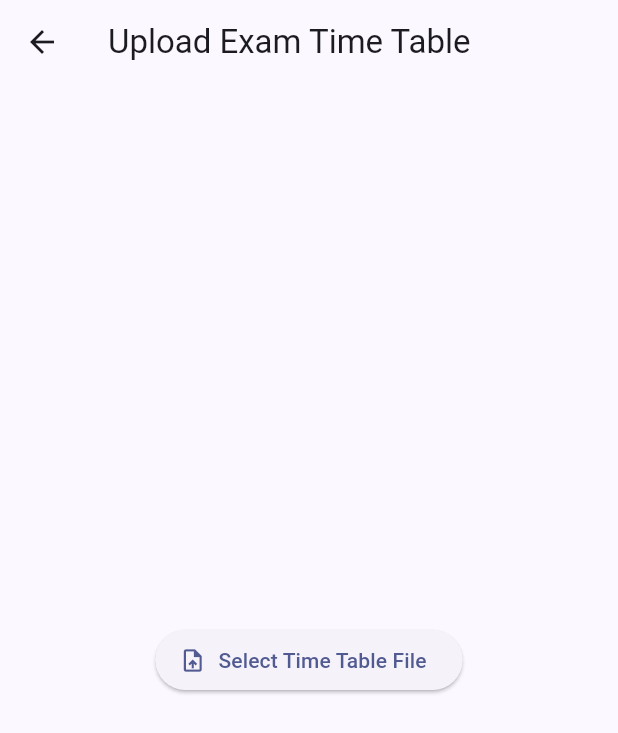
After one commit to anixkbinoj/exam-automation, a Flutter app: the AdminDashboard screen opened directly, after a tap on "Upload Time Table", on a phone screen of 412 x 824 dp. The commit adds this screen. Shown: the top 733 px of the screen. Run offline on Flutter 3.47's test engine with Material 3 defaults, Android fonts, the phone set to English and light mode, and no system bars; our stand-ins replace file_picker, google_fonts; missing offline and left inert: excel.

```diff
--- a/lib/screens/admin_dashboard.dart
+++ b/lib/screens/admin_dashboard.dart
@@ -4,6 +4,7 @@ import '../widgets/dashboard_card.dart';
 import 'upload_seating_screen.dart';
 import 'allot_teacher_screen.dart';
 import 'upload_notices_screen.dart';
+import 'upload_timetable_screen.dart'; // Import the new screen
 import 'view_reports_screen.dart';
 import 'login_screen.dart'; // Import LoginScreen for navigation
 
@@ -117,6 +118,19 @@ class AdminDashboard extends StatelessWidget {
                     );
                   },
                 ),
+                DashboardCard(
+                  title: "Upload Time Table",
+                  icon: Icons.table_chart,
+                  color: const Color(0xFFEF4444),
+                  onTap: () {
+                    Navigator.push(
+                      context,
+                      MaterialPageRoute(
+                        builder: (context) => const UploadTimeTableScreen(),
+                      ),
+                    );
+                  },
+                ),
               ],
             ),
             const SizedBox(height: 30),
--- /dev/null
+++ b/lib/screens/upload_timetable_screen.dart
@@ -0,0 +1,34 @@
+import 'package:flutter/material.dart';
+import 'package:file_picker/file_picker.dart';
+
+class UploadTimeTableScreen extends StatelessWidget {
+  const UploadTimeTableScreen({super.key});
+
+  Future<void> pickTimeTableFile(BuildContext context) async {
+    final result = await FilePicker.platform.pickFiles(
+      type: FileType.custom,
+      allowedExtensions: ['pdf', 'xls', 'xlsx', 'doc', 'docx'],
+    );
+    if (result != null) {
+      final filePath = result.files.single.path;
+      ScaffoldMessenger.of(
+        context,
+      ).showSnackBar(SnackBar(content: Text('Selected file: $filePath')));
+      // TODO: Implement file upload logic to the server
+    }
+  }
+
+  @override
+  Widget build(BuildContext context) {
+    return Scaffold(
+      appBar: AppBar(title: const Text("Upload Exam Time Table")),
+      body: Center(
+        child: ElevatedButton.icon(
+          icon: const Icon(Icons.upload_file),
+          label: const Text("Select Time Table File"),
+          onPressed: () => pickTimeTableFile(context),
+        ),
+      ),
+    );
+  }
+}
```
Also changed, not shown: lib/screens/faculty_dashboard.dart (added, +29 -0 lines), lib/screens/login_screen.dart (+14 -1 lines).
